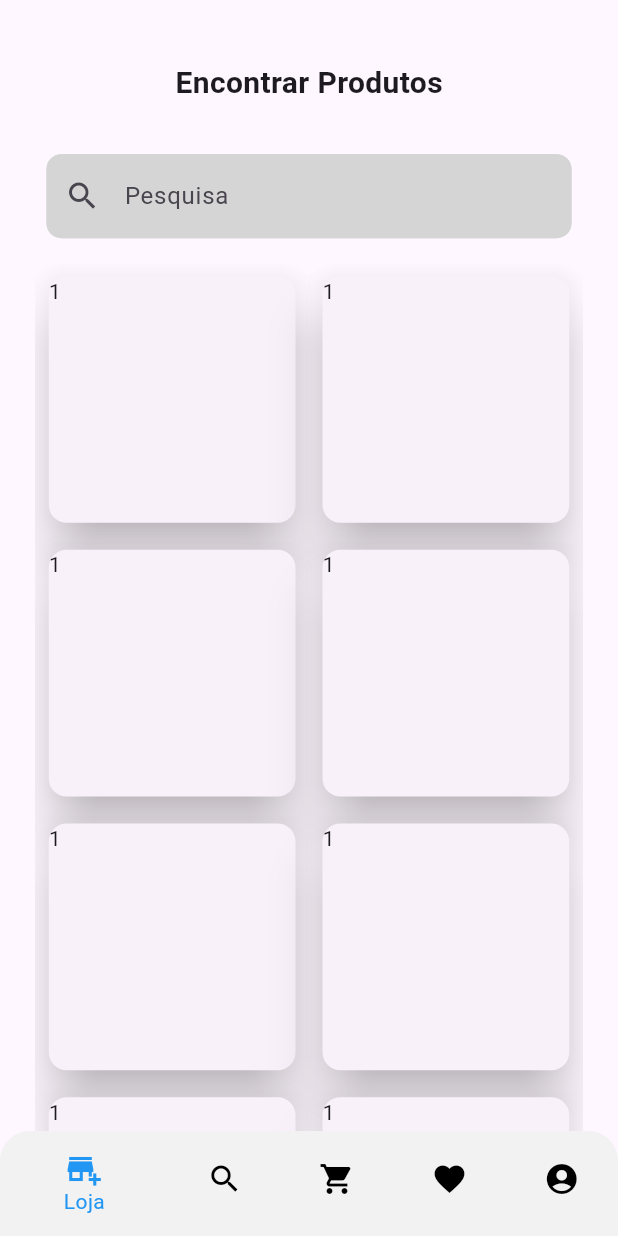
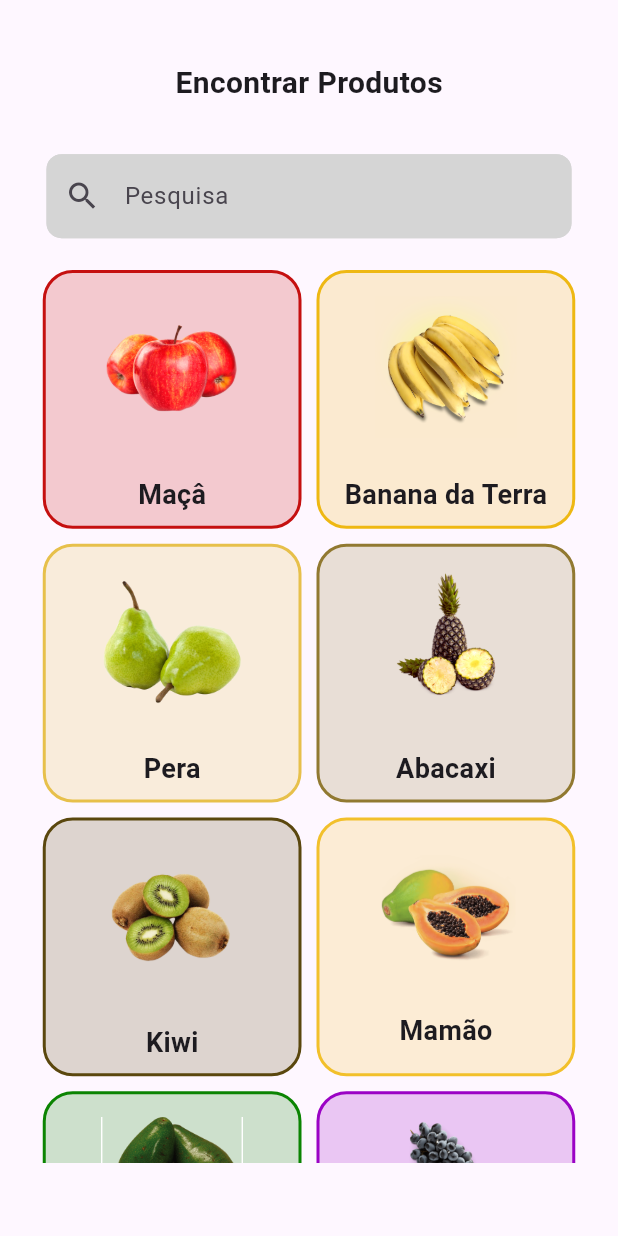
Before and after one commit to Rezende-Fabio/fruit-market, a Flutter app: the Explore widget shown alone on an empty page, opened directly, on a phone screen of 412 x 824 dp. Run offline on Flutter 3.47's test engine with Material 2 defaults, Android fonts, the phone set to English and light mode, and no system bars.

Commit message:
explore page style and adjust BottomNavigationBarItem

```diff
--- a/lib/components/bottom_navigator.dart
+++ b/lib/components/bottom_navigator.dart
@@ -1,12 +1,14 @@
 import 'package:flutter/material.dart';
 
 class BottomNavgator extends StatelessWidget {
-  const BottomNavgator({super.key});
+  final PageController pageController;
+
+  BottomNavgator(this.pageController);
 
   @override
   Widget build(BuildContext context) {
     return Container(
-      height: 70,
+      height: 75,
       child: ClipRRect(
         borderRadius: const BorderRadius.vertical(top: Radius.circular(20.0)),
         child: BottomNavigationBar(
@@ -37,6 +39,10 @@ class BottomNavgator extends StatelessWidget {
               label: 'Conta',
             ),
           ],
+          currentIndex: pageController?.page?.round() ?? 1,
+          onTap: (index) {
+            pageController.jumpToPage(index);
+          },
         ),
       ),
     );
--- /dev/null
+++ b/lib/components/find_products.dart
@@ -0,0 +1,46 @@
+import 'package:flutter/material.dart';
+
+class FindProducts extends StatelessWidget {
+  const FindProducts({super.key});
+
+  @override
+  Widget build(BuildContext context) {
+    return Row(
+      mainAxisAlignment: MainAxisAlignment.center,
+      children: [
+        Container(
+          width: 350,
+          height: 150,
+          child: Column(
+            mainAxisAlignment: MainAxisAlignment.spaceAround,
+            children: [
+              Text(
+                "Encontrar Produtos",
+                style: TextStyle(
+                  fontWeight: FontWeight.bold,
+                  fontSize: 20,
+                ),
+              ),
+              TextField(
+                decoration: InputDecoration(
+                    border: OutlineInputBorder(
+                      borderRadius: BorderRadius.circular(
+                          10.0), // Raio de arredondamento das bordas
+                    ),
+                    enabledBorder: OutlineInputBorder(
+                      borderSide:
+                          BorderSide(color: Color.fromARGB(255, 213, 213, 213)),
+                      borderRadius: BorderRadius.circular(10.0),
+                    ),
+                    fillColor: Color.fromARGB(255, 213, 213, 213),
+                    filled: true,
+                    hintText: 'Pesquisa',
+                    prefixIcon: Icon(Icons.search)),
+              ),
+            ],
+          ),
+        ),
+      ],
+    );
+  }
+}
--- /dev/null
+++ b/lib/components/products_list.dart
@@ -0,0 +1,107 @@
+import 'package:flutter/material.dart';
+import '../models/Produtos.dart';
+
+class ProductsList extends StatelessWidget {
+  final _prdutos = [
+    Produtos(
+      id: 1,
+      titulo: "Maçâ",
+      imagem: Image.asset("assets/maca.png"),
+      cor: Color.fromARGB(255, 197, 16, 16),
+    ),
+    Produtos(
+      id: 2,
+      titulo: "Banana da Terra",
+      imagem: Image.asset("assets/banana.png"),
+      cor: const Color.fromARGB(255, 238, 184, 19),
+    ),
+    Produtos(
+      id: 3,
+      titulo: "Pera",
+      imagem: Image.asset("assets/pera.png"),
+      cor: Color.fromARGB(255, 231, 192, 75),
+    ),
+    Produtos(
+      id: 4,
+      titulo: "Abacaxi",
+      imagem: Image.asset("assets/abacaxi.png"),
+      cor: Color.fromARGB(255, 145, 121, 49),
+    ),
+    Produtos(
+      id: 5,
+      titulo: "Kiwi",
+      imagem: Image.asset("assets/kiwi.png"),
+      cor: Color.fromARGB(255, 90, 71, 14),
+    ),
+    Produtos(
+      id: 6,
+      titulo: "Mamão",
+      imagem: Image.asset("assets/mamao.png"),
+      cor: Color.fromARGB(255, 242, 192, 43),
+    ),
+    Produtos(
+      id: 7,
+      titulo: "Abacate",
+      imagem: Image.asset("assets/abacate.png"),
+      cor: Color.fromARGB(255, 11, 132, 2),
+    ),
+    Produtos(
+      id: 8,
+      titulo: "Uva Roxa",
+      imagem: Image.asset("assets/uva_roxa.png"),
+      cor: Color.fromARGB(255, 155, 3, 197),
+    ),
+    Produtos(
+      id: 8,
+      titulo: "Uva Verde",
+      imagem: Image.asset("assets/uva_verde.png"),
+      cor: Color.fromARGB(255, 48, 204, 8),
+    )
+  ];
+
+  @override
+  Widget build(BuildContext context) {
+    return GridView.builder(
+      gridDelegate: SliverGridDelegateWithFixedCrossAxisCount(
+        crossAxisCount: 2, // Número de colunas
+      ),
+      itemCount: _prdutos.length,
+      itemBuilder: (ctx, index) {
+        final pr = _prdutos[index];
+        return Padding(
+          padding: EdgeInsets.all(5),
+          child: Container(
+            decoration: BoxDecoration(
+              color: pr.cor.withOpacity(0.2),
+              borderRadius: BorderRadius.circular(20.0),
+              border: Border.all(
+                color: pr.cor,
+                width: 2.0,
+              ),
+            ),
+            padding: EdgeInsets.all(15),
+            child: Center(
+                child: Column(
+              children: [
+                Container(
+                  width: 95,
+                  child: pr.imagem,
+                ),
+                Padding(
+                  padding: const EdgeInsets.only(top: 25),
+                  child: Text(
+                    "${pr.titulo}",
+                    style: TextStyle(
+                      fontWeight: FontWeight.bold,
+                      fontSize: 18,
+                    ),
+                  ),
+                ),
+              ],
+            )),
+          ),
+        );
+      },
+    );
+  }
+}
--- a/lib/main.dart
+++ b/lib/main.dart
@@ -1,6 +1,6 @@
 import 'package:flutter/material.dart';
 import './pages/login.dart';
-import './pages/explore.dart';
+import './pages/home.dart';
 
 void main() {
   runApp(const MyApp());
@@ -37,7 +37,7 @@ class _MyHomePageState extends State<MyHomePage> {
       initialRoute: "/",
       routes: {
         "/":(context) => Login(),
-        "/explore":(context) => Explore(),
+        "/explore":(context) => Home(),
       },
     );
   }
--- /dev/null
+++ b/lib/models/Produtos.dart
@@ -0,0 +1,16 @@
+import 'package:flutter/material.dart';
+
+class Produtos {
+  final int id;
+  final String titulo;
+  final Image imagem;
+  final Color cor;
+
+  Produtos({
+    required this.id,
+    required this.titulo,
+    required this.imagem,
+    required this.cor,
+  });
+
+}
--- a/lib/pages/explore.dart
+++ b/lib/pages/explore.dart
@@ -1,123 +1,32 @@
 import 'package:flutter/material.dart';
-import '../components/bottom_navigator.dart';
+import '../components/products_list.dart';
+import '../components/find_products.dart';
 
 class Explore extends StatefulWidget {
-  const Explore({Key? key}) : super(key: key);
+  const Explore({super.key});
 
   @override
   State<Explore> createState() => _ExploreState();
 }
 
 class _ExploreState extends State<Explore> {
-  final _teste = [
-    1,
-    2,
-    3,
-    4,
-    1,
-    2,
-    3,
-    4,
-    1,
-    2,
-    3,
-    4,
-    1,
-    2,
-    3,
-    4,
-    1,
-    2,
-    3,
-    4,
-    1,
-    2,
-    3,
-    4,
-    1,
-    2,
-    3,
-    4,
-    1,
-    2,
-    3,
-    4,
-    1,
-    2,
-    3,
-    4
-  ];
-
   @override
   Widget build(BuildContext context) {
-    return Scaffold(
-      body: SafeArea(
+    return SafeArea(
         child: SingleChildScrollView(
       padding: const EdgeInsets.only(top: 25),
       child: SizedBox(
         child: Column(
           children: [
-              Row(
-                mainAxisAlignment: MainAxisAlignment.center,
-                children: [
+            FindProducts(),
             Container(
-                    width: 350,
-                    height: 150,
-                    child: Column(
-                      mainAxisAlignment: MainAxisAlignment.spaceAround,
-                      children: [
-                        Text(
-                          "Encontrar Produtos",
-                          style: TextStyle(
-                            fontWeight: FontWeight.bold,
-                            fontSize: 20,
-                          ),
-                        ),
-                        TextField(
-                          decoration: InputDecoration(
-                              border: OutlineInputBorder(
-                                borderRadius: BorderRadius.circular(
-                                    10.0), // Raio de arredondamento das bordas
-                              ),
-                              enabledBorder: OutlineInputBorder(
-                                borderSide: BorderSide(
-                                    color: Color.fromARGB(255, 213, 213, 213)),
-                                borderRadius: BorderRadius.circular(10.0),
-                              ),
-                              fillColor: Color.fromARGB(255, 213, 213, 213),
-                              filled: true,
-                              hintText: 'Pesquisa',
-                              prefixIcon: Icon(Icons.search)),
+              height: 600,
+              width: 365,
+              child: ProductsList(),
             ),
           ],
         ),
       ),
-                ],
-              ),
-              Container(
-                height: 600,
-                width: 365,
-                child: GridView.builder(
-                  gridDelegate: SliverGridDelegateWithFixedCrossAxisCount(
-                    crossAxisCount: 2, // Número de colunas
-                  ),
-                  itemCount: _teste.length,
-                  itemBuilder: (ctx, index) {
-                    return Padding(
-                      padding: EdgeInsets.all(5),
-                      child: Card(
-                        elevation: 15,
-                        child: Text("1"),
-                      ),
-                    );
-                  },
-                ),
-              ),
-            ],
-          ),
-        ),
-      )),
-      bottomNavigationBar: BottomNavgator(),
-    );
+    ));
   }
 }
--- /dev/null
+++ b/lib/pages/home.dart
@@ -0,0 +1,49 @@
+import 'package:flutter/material.dart';
+import 'package:fruit_market/pages/explore.dart';
+import '../components/bottom_navigator.dart';
+
+class Home extends StatefulWidget {
+  const Home({Key? key}) : super(key: key);
+
+  @override
+  State<Home> createState() => _HomeState();
+}
+
+class _HomeState extends State<Home> {
+  final pageController = PageController();
+
+  @override
+  void dispose() {
+    super.dispose();
+    pageController.dispose();
+  }
+
+  @override
+  Widget build(BuildContext context) {
+    return Scaffold(
+      body: PageView(
+        controller: pageController,
+        children: [
+          Container(
+            child: Text("dsjhfjhds"),
+          ),
+          Explore(),
+          Container(
+            child: Text("dsjhfjhds"),
+          ),
+          Container(
+            child: Text("dsjhfjhds"),
+          ),
+          Container(
+            child: Text("dsjhfjhds"),
+          )
+        ],
+      ),
+      bottomNavigationBar: AnimatedBuilder(
+          animation: pageController,
+          builder: (context, snapshot) {
+            return BottomNavgator(pageController);
+          }),
+    );
+  }
+}
```
Also changed, not shown: assets/abacate.png (added), assets/abacaxi.png (added), assets/banana.png (added), assets/kiwi.png (added), assets/maca.png (added), assets/mamao.png (added), assets/morango.png (added), assets/pera.png (added), assets/uva_roxa.png (added), assets/uva_verde.png (added), 9 other files. Lines whose indentation alone changed are shown as unchanged.
